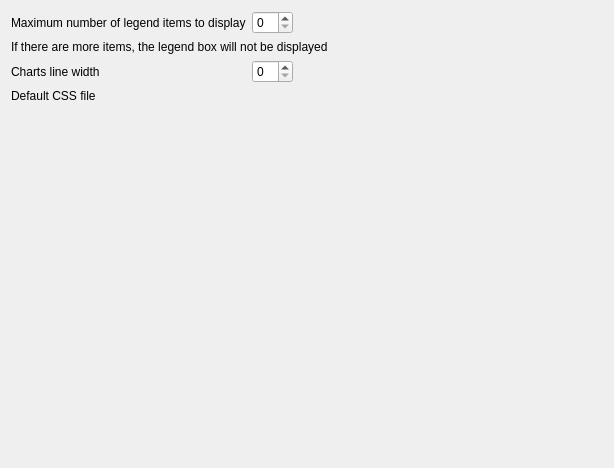
This is kmymoney/dialogs/settings/ksettingsreportsdecl.ui in KDE/kmymoney as Qt 5 draws it before an edit. The edited form follows.
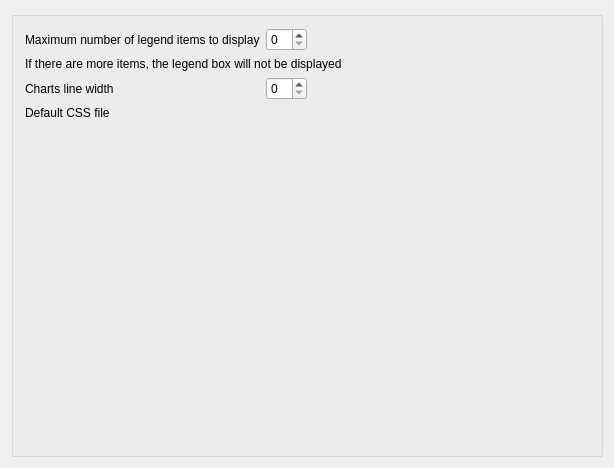
This is the edited form. Custom widgets are drawn as their Qt base class.

Commit message: BUG: 238797 Report Settings UI generates warnings/errors during build This patch: * Renames duplicate label; * Removes unknown tabstop; * Makes appearance of report settings UI more in keeping with rest of settings UI.

The edit to the form file:
```diff
--- a/kmymoney/dialogs/settings/ksettingsreportsdecl.ui
+++ b/kmymoney/dialogs/settings/ksettingsreportsdecl.ui
@@ -15,9 +15,13 @@
   </property>
   <layout class="QVBoxLayout">
    <item>
+    <widget class="QGroupBox" name="groupBox6">
+      <property name="title">
+        <string/>
+      </property>
       <layout class="QGridLayout" name="gridLayout">
        <item row="0" column="0">
-        <widget class="QLabel" name="label_2">
+        <widget class="QLabel" name="label_1">
          <property name="text">
           <string>Maximum number of legend items to display</string>
          </property>
@@ -131,7 +135,8 @@
         </spacer>
        </item>
       </layout>
-    </item>
+    </widget>
+   </item>
   </layout>
  </widget>
  <layoutdefault spacing="6" margin="11"/>
```
Left out of the diff: 1 changed line with no effect on the pictures.
